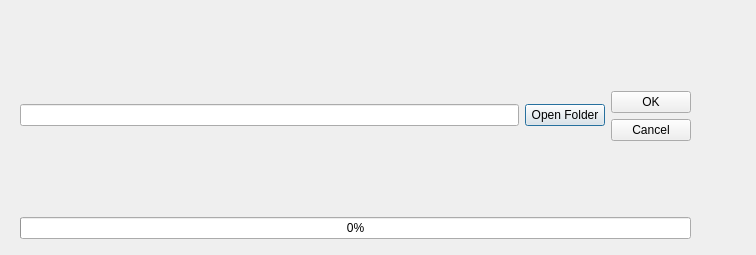
First picture: the form in src/filedialog.ui, repository Mighty-A/RideHailingDataAnalyzer, before the edit.
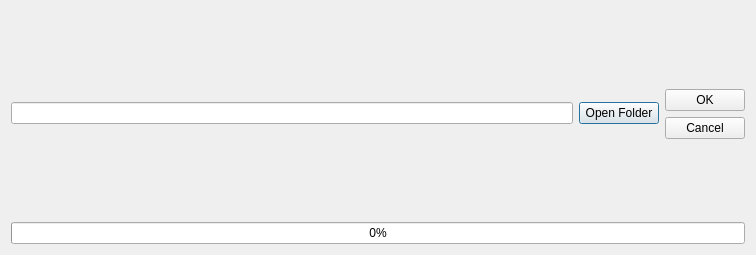
Second picture: the form after the edit.

The edit to the form file:
```diff
--- a/src/filedialog.ui
+++ b/src/filedialog.ui
@@ -13,15 +13,8 @@
   <property name="windowTitle">
    <string>Dialog</string>
   </property>
-  <widget class="QWidget" name="verticalLayoutWidget_2">
-   <property name="geometry">
-    <rect>
-     <x>20</x>
-     <y>20</y>
-     <width>671</width>
-     <height>219</height>
-    </rect>
-   </property>
+  <layout class="QHBoxLayout" name="horizontalLayout">
+   <item>
    <layout class="QVBoxLayout" name="verticalLayout_2">
     <item>
      <layout class="QHBoxLayout" name="upperLayout">
@@ -96,7 +89,8 @@
      </widget>
     </item>
    </layout>
-  </widget>
+   </item>
+  </layout>
  </widget>
  <resources/>
  <connections/>
```
Lines whose indentation alone changed are shown as unchanged.
